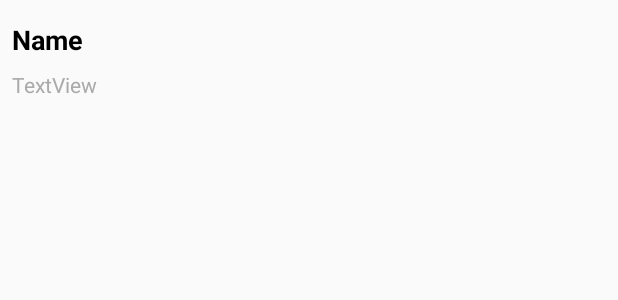
After one commit to park-sohyeon/Mainscreen2, an Android app: the layout row_main.xml on its own in the app's theme, with its tools: preview values and no code run, on a phone screen of 412 x 824 dp. The commit adds this screen. Shown: the top 300 px of the screen. Run offline under Robolectric (Android 15) with nearby library versions, the phone set to English and light mode, and no system bars.

Commit message:
오류수정_

```diff
--- a/app/src/main/res/layout/activity_search_screen.xml
+++ b/app/src/main/res/layout/activity_search_screen.xml
@@ -721,7 +721,7 @@
                         android:id="@+id/checkBox57"
                         android:layout_width="match_parent"
                         android:gravity="center"
-                        android:text="@string/_2880_1800"
+                        android:text="2800*"
                         android:textSize="18sp" />
 
                     <CheckBox
--- /dev/null
+++ b/app/src/main/res/layout/row_main.xml
@@ -0,0 +1,25 @@
+<?xml version="1.0" encoding="utf-8"?>
+<androidx.constraintlayout.widget.ConstraintLayout xmlns:android="http://schemas.android.com/apk/res/android"
+    xmlns:app="http://schemas.android.com/apk/res-auto"
+    xmlns:tools="http://schemas.android.com/tools"
+    android:layout_width="match_parent"
+    android:layout_height="match_parent" android:paddingBottom="6dp"
+    android:paddingTop="6dp">
+
+    <TextView
+        android:text="Name"
+        android:layout_width="wrap_content"
+        android:layout_height="wrap_content"
+        android:id="@+id/name_textview" android:layout_marginTop="8dp"
+        app:layout_constraintTop_toTopOf="parent"
+        app:layout_constraintStart_toStartOf="parent"
+        android:layout_marginLeft="8dp" android:textStyle="bold" android:textSize="18sp"
+        android:textColor="@android:color/background_dark"/>
+    <TextView
+        android:text="TextView"
+        android:layout_width="wrap_content"
+        android:layout_height="wrap_content"
+        android:id="@+id/position_textview" android:layout_marginTop="8dp"
+        app:layout_constraintTop_toBottomOf="@+id/name_textview" app:layout_constraintStart_toStartOf="parent"
+        android:layout_marginLeft="8dp" android:textColor="@android:color/darker_gray"/>
+</androidx.constraintlayout.widget.ConstraintLayout>
```
